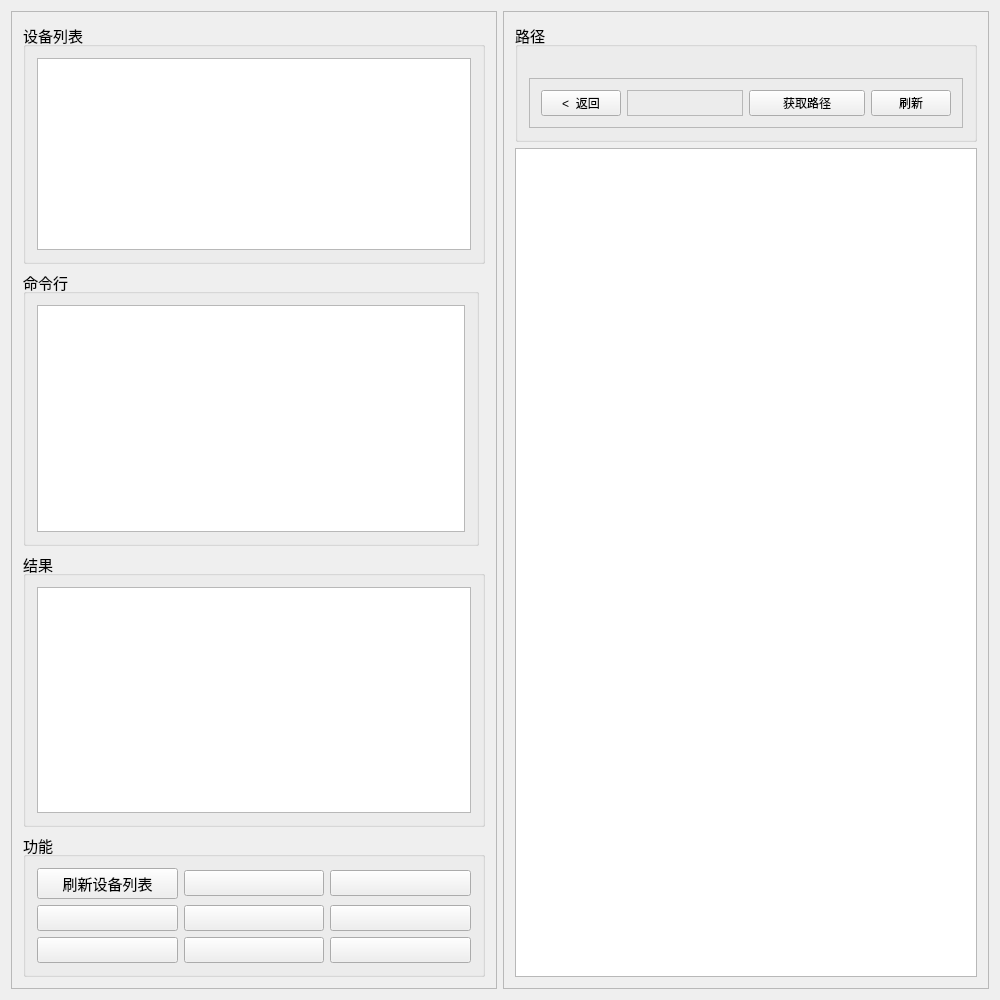
This is TestUtil/TestUtil/QtADBClass.ui in qindong917/vs_test2 as Qt 5 draws it before an edit. The edited form follows.
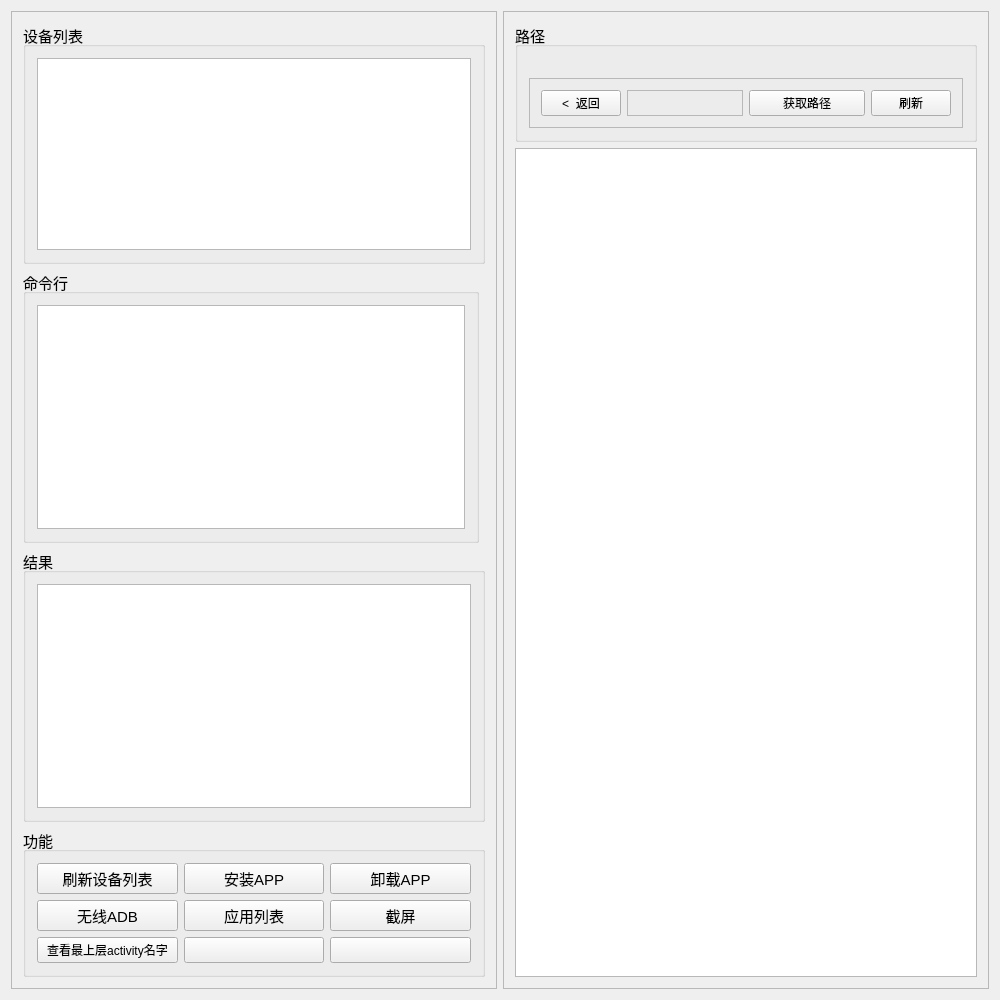
This is the edited form.

Commit message:
安装APK
安装APK

Diff of the .ui file:
```diff
--- a/TestUtil/TestUtil/QtADBClass.ui
+++ b/TestUtil/TestUtil/QtADBClass.ui
@@ -104,9 +104,14 @@
           </widget>
          </item>
          <item row="2" column="0">
-          <widget class="QPushButton" name="pushButton_refresh_3">
+          <widget class="QPushButton" name="pushButton_top_name">
+           <property name="font">
+            <font>
+             <pointsize>9</pointsize>
+            </font>
+           </property>
            <property name="text">
-            <string/>
+            <string>查看最上层activity名字</string>
            </property>
           </widget>
          </item>
@@ -120,35 +125,40 @@
          <item row="1" column="2">
           <widget class="QPushButton" name="pushButton_refresh_4">
            <property name="text">
-            <string/>
+            <string>截屏</string>
            </property>
           </widget>
          </item>
          <item row="1" column="1">
-          <widget class="QPushButton" name="pushButton_refresh_6">
+          <widget class="QPushButton" name="pushButton_applist">
+           <property name="font">
+            <font>
+             <pointsize>11</pointsize>
+            </font>
+           </property>
            <property name="text">
-            <string/>
+            <string>应用列表</string>
            </property>
           </widget>
          </item>
          <item row="0" column="2">
           <widget class="QPushButton" name="pushButton_refresh_8">
            <property name="text">
-            <string/>
+            <string>卸载APP</string>
            </property>
           </widget>
          </item>
          <item row="0" column="1">
           <widget class="QPushButton" name="pushButton_refresh_5">
            <property name="text">
-            <string/>
+            <string>安装APP</string>
            </property>
           </widget>
          </item>
          <item row="1" column="0">
           <widget class="QPushButton" name="pushButton_refresh_7">
            <property name="text">
-            <string/>
+            <string>无线ADB</string>
            </property>
           </widget>
          </item>
```
Left out of the diff: 8 changed lines with no effect on the pictures. The commit also changes 3 other files.
